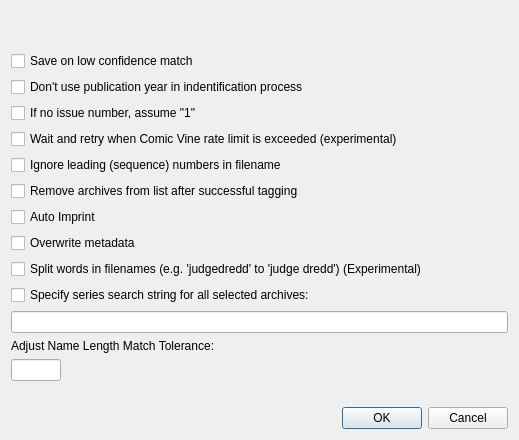
comictagger/comictagger, file comictaggerlib/ui/autotagstartwindow.ui: the form before one commit.
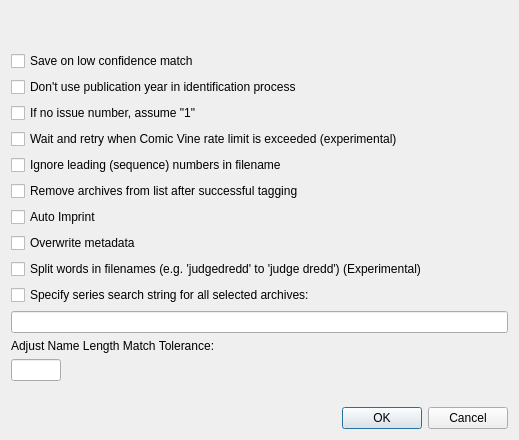
The form after the commit.

```diff
--- a/comictaggerlib/ui/autotagstartwindow.ui
+++ b/comictaggerlib/ui/autotagstartwindow.ui
@@ -112,7 +112,7 @@
         </sizepolicy>
        </property>
        <property name="text">
-        <string>Don't use publication year in indentification process</string>
+        <string>Don't use publication year in identification process</string>
        </property>
       </widget>
      </item>
```
